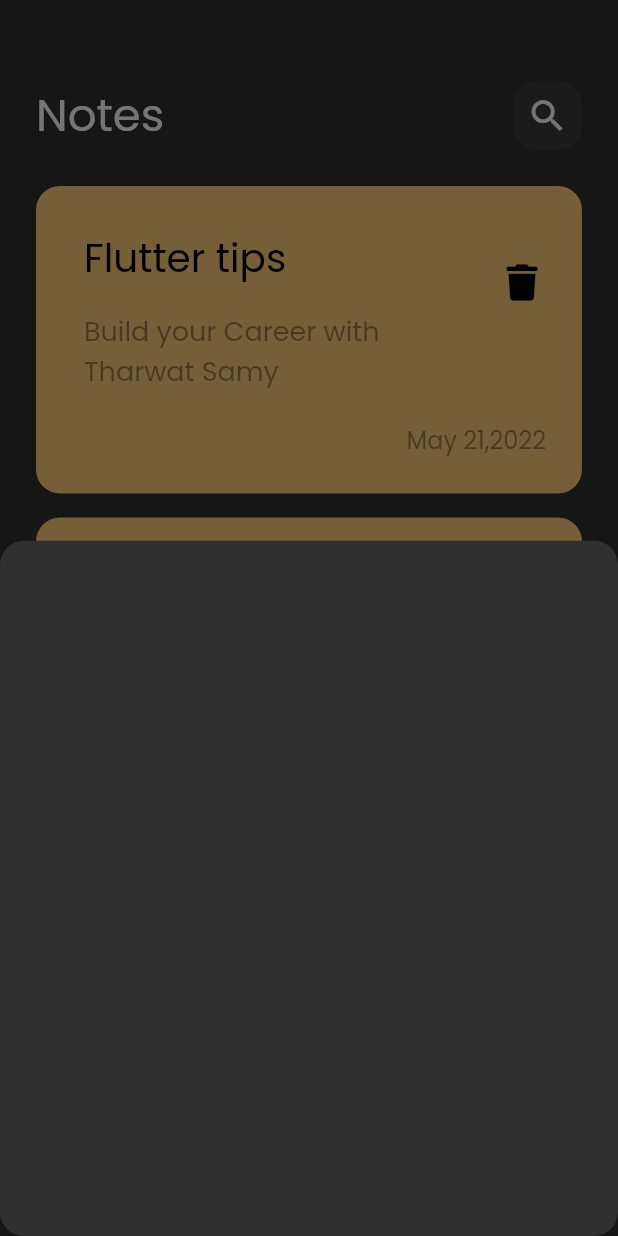
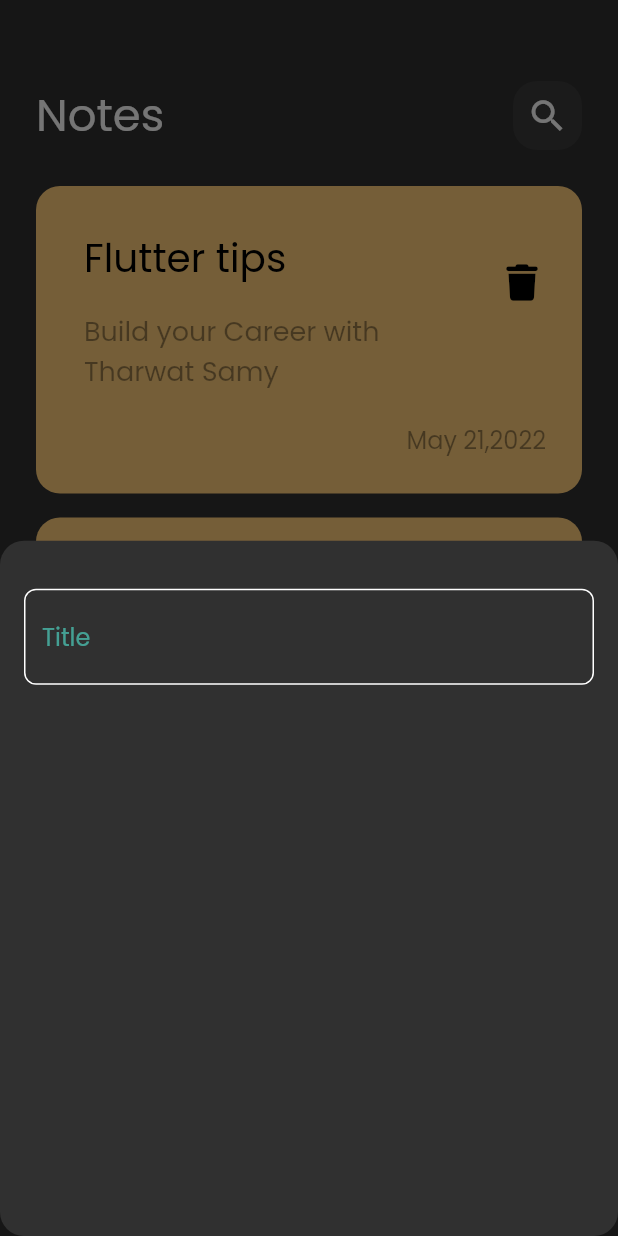
Before and after one commit to YNinja1/note_app, a Flutter app: the screen it shows after launch, after a tap on the "add" icon, on a phone screen of 412 x 824 dp. Run offline on Flutter 3.47's test engine with Material 3 defaults, Android fonts, the phone set to English and light mode, and no system bars; our stand-ins replace font_awesome_flutter.

Commit message:
creating CustomTextField and primaryColor

```diff
--- /dev/null
+++ b/lib/constants.dart
@@ -0,0 +1,3 @@
+import 'package:flutter/material.dart';
+
+const kPrimaryColor = Color(0xff52EBD6);
--- a/lib/widgets/add_note_bottom_sheet.dart
+++ b/lib/widgets/add_note_bottom_sheet.dart
@@ -1,10 +1,20 @@
 import 'package:flutter/material.dart';
+import 'package:note_app/widgets/custom_text_field.dart';
 
 class AddNoteBottomSheet extends StatelessWidget {
   const AddNoteBottomSheet({super.key});
 
   @override
   Widget build(BuildContext context) {
-    return  Container();
+    return const Padding(
+      padding:  EdgeInsets.all(16),
+      child: Column(
+        children: [
+          SizedBox(height: 16,
+          ),
+      CustomTextField(),
+        ],
+      ),
+    );
   }
 }
--- /dev/null
+++ b/lib/widgets/custom_text_field.dart
@@ -0,0 +1,30 @@
+import 'package:flutter/material.dart';
+import 'package:note_app/constants.dart';
+
+class CustomTextField extends StatelessWidget {
+  const CustomTextField({super.key});
+
+  @override
+  Widget build(BuildContext context) {
+    return TextField(
+      cursorColor: kPrimaryColor,
+      decoration: InputDecoration(
+        hintText: 'Title',
+        hintStyle: TextStyle(
+          color: kPrimaryColor.withOpacity(.6)
+        ),
+        enabledBorder: buildBorder(),
+        focusedBorder: buildBorder(color: kPrimaryColor),
+      ),
+    );
+  }
+
+  OutlineInputBorder buildBorder({color}) {
+    return OutlineInputBorder(
+          borderRadius: BorderRadius.circular(8),
+          borderSide:   BorderSide(
+              color: color ?? Colors.white
+          )
+      );
+  }
+}
```
